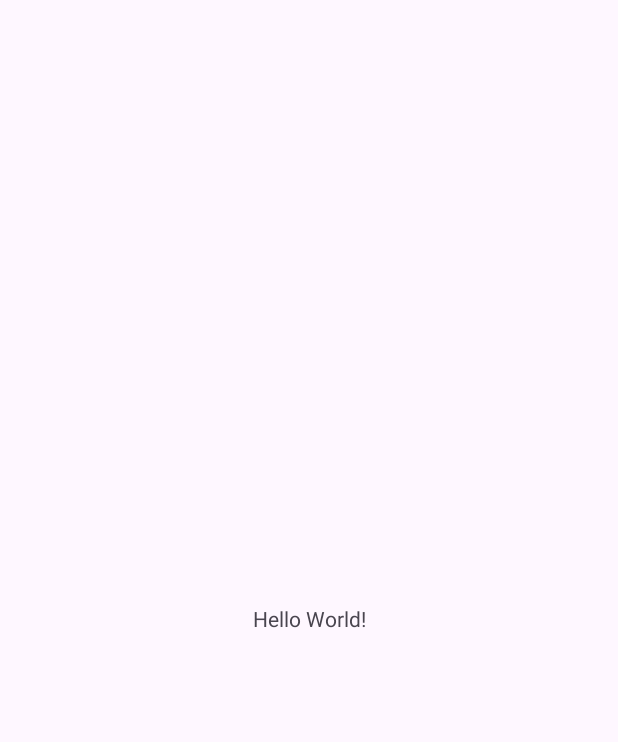
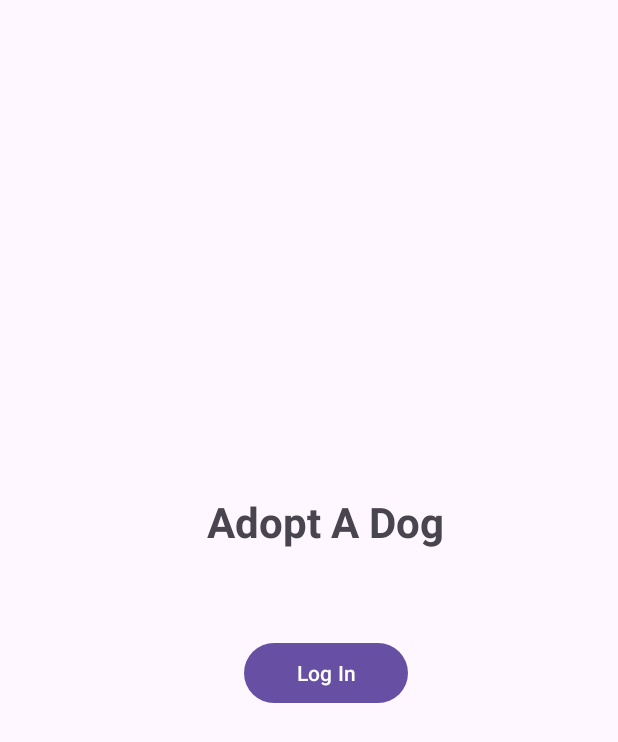
Before and after one commit to sapirindig/Mobile-applications, an Android app: the screen it shows after launch (MainActivity), on a phone screen of 412 x 824 dp. Before the commit the part shown is almost empty. Shown: the top 742 px of the screen. Run offline under Robolectric (Android 15) with nearby library versions, the phone set to English and light mode, and no system bars.

Commit message:
Your commit message

```diff
--- a/app/build.gradle.kts
+++ b/app/build.gradle.kts
@@ -1,16 +1,18 @@
 plugins {
             alias(libs.plugins.android.application)
             alias(libs.plugins.kotlin.android)
+
+    id("com.google.gms.google-services")
         }
 
         android {
             namespace = "com.example.adoptadog"
-    compileSdk = 34
+            compileSdk = 35
 
             defaultConfig {
                 applicationId = "com.example.adoptadog"
                 minSdk = 29
-        targetSdk = 34
+                targetSdk = 35
                 versionCode = 1
                 versionName = "1.0"
 
@@ -45,4 +47,9 @@ dependencies {
     testImplementation(libs.junit)
     androidTestImplementation(libs.androidx.junit)
     androidTestImplementation(libs.androidx.espresso.core)
+    implementation(platform("com.google.firebase:firebase-bom:33.7.0"))
+    implementation("com.google.firebase:firebase-analytics")
+
+
+
 }
--- a/app/src/main/AndroidManifest.xml
+++ b/app/src/main/AndroidManifest.xml
@@ -13,6 +13,9 @@
         android:theme="@style/Theme.AdoptADog"
         tools:targetApi="31">
         <activity
+            android:name=".LoginActivity"
+            android:exported="false" />
+        <activity
             android:name=".MainActivity"
             android:exported="true">
             <intent-filter>
--- a/app/src/main/java/com/example/adoptadog/MainActivity.kt
+++ b/app/src/main/java/com/example/adoptadog/MainActivity.kt
@@ -1,20 +1,21 @@
 package com.example.adoptadog
 
 import android.os.Bundle
-import androidx.activity.enableEdgeToEdge
+import android.widget.Button
 import androidx.appcompat.app.AppCompatActivity
-import androidx.core.view.ViewCompat
-import androidx.core.view.WindowInsetsCompat
+import com.google.firebase.analytics.FirebaseAnalytics
 
 class MainActivity : AppCompatActivity() {
     override fun onCreate(savedInstanceState: Bundle?) {
         super.onCreate(savedInstanceState)
-        enableEdgeToEdge()
         setContentView(R.layout.activity_main)
-        ViewCompat.setOnApplyWindowInsetsListener(findViewById(R.id.main)) { v, insets ->
-            val systemBars = insets.getInsets(WindowInsetsCompat.Type.systemBars())
-            v.setPadding(systemBars.left, systemBars.top, systemBars.right, systemBars.bottom)
-            insets
+
+        val firebaseAnalytics = FirebaseAnalytics.getInstance(this)
+
+        val loginButton: Button = findViewById(R.id.login)
+        loginButton.setOnClickListener {
+
+            firebaseAnalytics.logEvent("login_button_click", null)
         }
     }
 }
--- a/app/src/main/res/layout/activity_main.xml
+++ b/app/src/main/res/layout/activity_main.xml
@@ -7,13 +7,34 @@
     android:layout_height="match_parent"
     tools:context=".MainActivity">
 
+
     <TextView
         android:layout_width="wrap_content"
         android:layout_height="wrap_content"
-        android:text="Hello World!"
+        android:layout_margin="8dp"
+        android:layout_marginTop="140dp"
+        android:padding="8dp"
+        android:text="Adopt A Dog"
+        android:textSize="28sp"
+        android:textStyle="bold"
         app:layout_constraintBottom_toBottomOf="parent"
         app:layout_constraintEnd_toEndOf="parent"
+        app:layout_constraintHorizontal_bias="0.551"
         app:layout_constraintStart_toStartOf="parent"
-        app:layout_constraintTop_toTopOf="parent" />
+        app:layout_constraintTop_toTopOf="parent"
+        app:layout_constraintVertical_bias="0.415" />
+
+    <Button
+        android:id="@+id/login"
+        android:layout_width="109dp"
+        android:layout_height="48dp"
+        android:text="Log In"
+        app:layout_constraintBottom_toBottomOf="parent"
+        app:layout_constraintEnd_toEndOf="parent"
+        app:layout_constraintHorizontal_bias="0.537"
+        app:layout_constraintStart_toStartOf="parent"
+        app:layout_constraintTop_toTopOf="parent"
+        app:layout_constraintVertical_bias="0.547" />
+
 
 </androidx.constraintlayout.widget.ConstraintLayout>
--- a/build.gradle.kts
+++ b/build.gradle.kts
@@ -2,4 +2,5 @@
 plugins {
     alias(libs.plugins.android.application) apply false
     alias(libs.plugins.kotlin.android) apply false
+    id("com.google.gms.google-services") version "4.4.2" apply false
 }
```
Also changed, not shown: 1 other file. Lines whose indentation alone changed are shown as unchanged.
